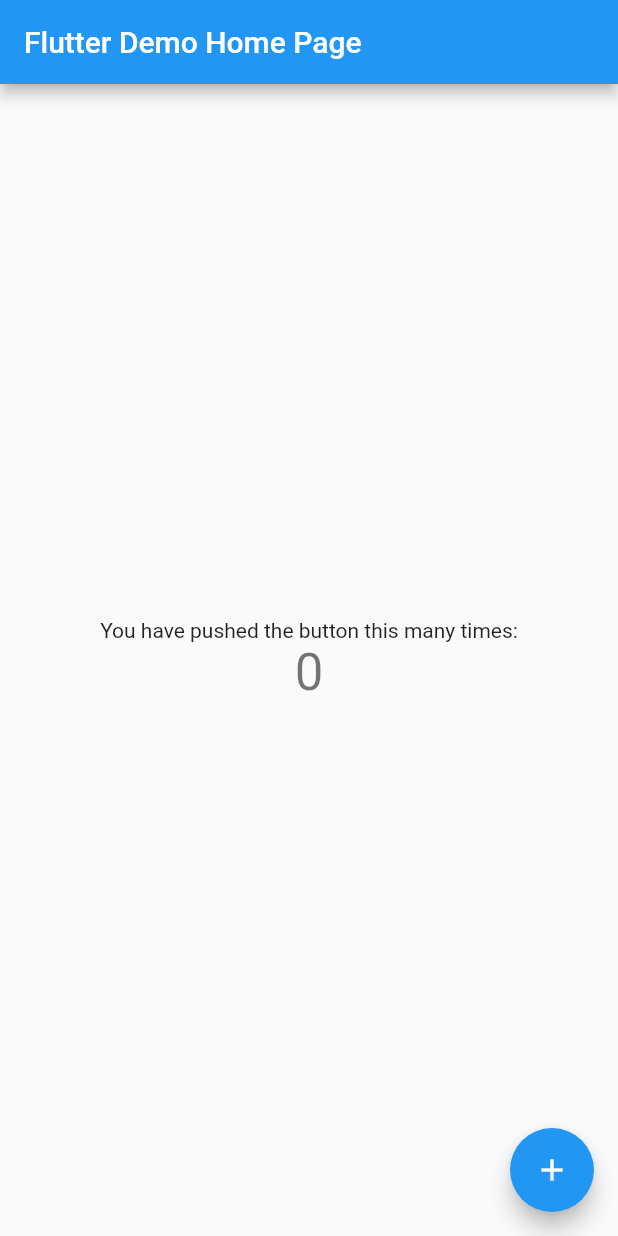
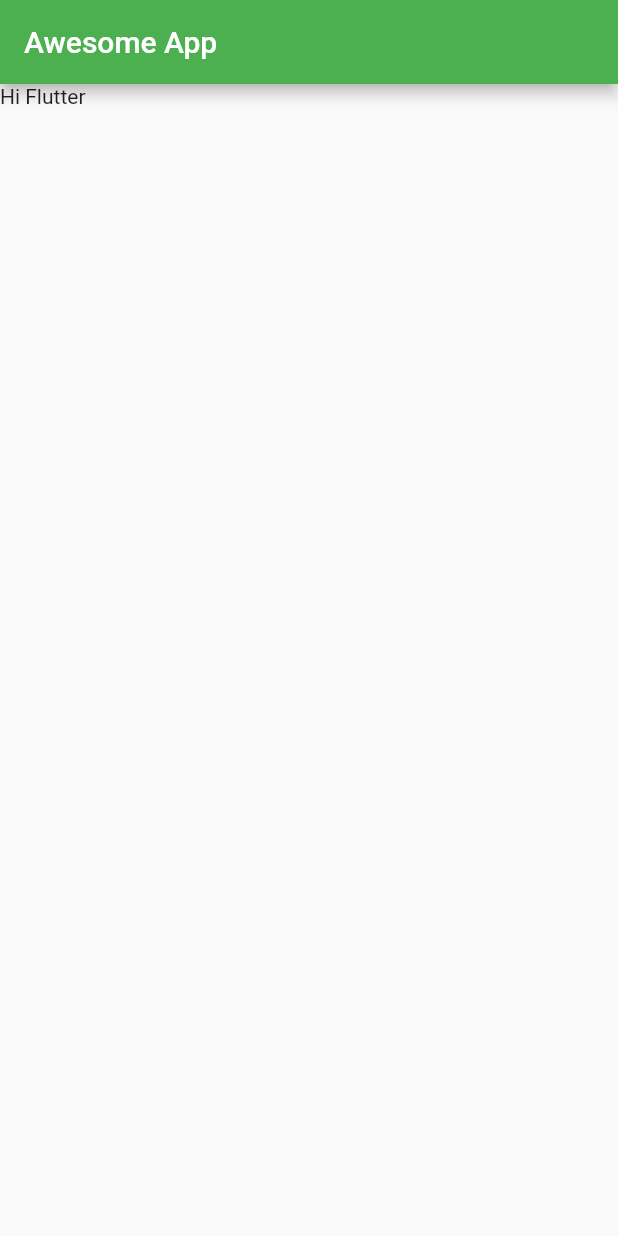
Before and after one commit to anhtuan23/fluter_awesome_app, a Flutter app: the screen it shows after launch, on a phone screen of 412 x 824 dp. Run offline on Flutter 3.47's test engine with Material 2 defaults, Android fonts, the phone set to English and light mode, and no system bars.

Commit message:
chap1 completed

```diff
--- a/lib/main.dart
+++ b/lib/main.dart
@@ -1,117 +1,22 @@
+import 'package:flutter/material.dart';
+
 import 'package:flutter/material.dart';
 
 void main() {
-  runApp(MyApp());
+  runApp(MaterialApp(
+    home: HomePage(),
+    theme: ThemeData(primarySwatch: Colors.green),
+  ));
 }
 
-class MyApp extends StatelessWidget {
-  // This widget is the root of your application.
+class HomePage extends StatelessWidget {
   @override
   Widget build(BuildContext context) {
-    return MaterialApp(
-      title: 'Flutter Demo',
-      theme: ThemeData(
-        // This is the theme of your application.
-        //
-        // Try running your application with "flutter run". You'll see the
-        // application has a blue toolbar. Then, without quitting the app, try
-        // changing the primarySwatch below to Colors.green and then invoke
-        // "hot reload" (press "r" in the console where you ran "flutter run",
-        // or simply save your changes to "hot reload" in a Flutter IDE).
-        // Notice that the counter didn't reset back to zero; the application
-        // is not restarted.
-        primarySwatch: Colors.blue,
-        // This makes the visual density adapt to the platform that you run
-        // the app on. For desktop platforms, the controls will be smaller and
-        // closer together (more dense) than on mobile platforms.
-        visualDensity: VisualDensity.adaptivePlatformDensity,
+    return Scaffold(
+      appBar: AppBar(
+        title: Text("Awesome App"),
       ),
-      home: MyHomePage(title: 'Flutter Demo Home Page'),
+      body: Container(child: Text("Hi Flutter")),
     );
   }
 }
-
-class MyHomePage extends StatefulWidget {
-  MyHomePage({Key key, this.title}) : super(key: key);
-
-  // This widget is the home page of your application. It is stateful, meaning
-  // that it has a State object (defined below) that contains fields that affect
-  // how it looks.
-
-  // This class is the configuration for the state. It holds the values (in this
-  // case the title) provided by the parent (in this case the App widget) and
-  // used by the build method of the State. Fields in a Widget subclass are
-  // always marked "final".
-
-  final String title;
-
-  @override
-  _MyHomePageState createState() => _MyHomePageState();
-}
-
-class _MyHomePageState extends State<MyHomePage> {
-  int _counter = 0;
-
-  void _incrementCounter() {
-    setState(() {
-      // This call to setState tells the Flutter framework that something has
-      // changed in this State, which causes it to rerun the build method below
-      // so that the display can reflect the updated values. If we changed
-      // _counter without calling setState(), then the build method would not be
-      // called again, and so nothing would appear to happen.
-      _counter++;
-    });
-  }
-
-  @override
-  Widget build(BuildContext context) {
-    // This method is rerun every time setState is called, for instance as done
-    // by the _incrementCounter method above.
-    //
-    // The Flutter framework has been optimized to make rerunning build methods
-    // fast, so that you can just rebuild anything that needs updating rather
-    // than having to individually change instances of widgets.
-    return Scaffold(
-      appBar: AppBar(
-        // Here we take the value from the MyHomePage object that was created by
-        // the App.build method, and use it to set our appbar title.
-        title: Text(widget.title),
-      ),
-      body: Center(
-        // Center is a layout widget. It takes a single child and positions it
-        // in the middle of the parent.
-        child: Column(
-          // Column is also a layout widget. It takes a list of children and
-          // arranges them vertically. By default, it sizes itself to fit its
-          // children horizontally, and tries to be as tall as its parent.
-          //
-          // Invoke "debug painting" (press "p" in the console, choose the
-          // "Toggle Debug Paint" action from the Flutter Inspector in Android
-          // Studio, or the "Toggle Debug Paint" command in Visual Studio Code)
-          // to see the wireframe for each widget.
-          //
-          // Column has various properties to control how it sizes itself and
-          // how it positions its children. Here we use mainAxisAlignment to
-          // center the children vertically; the main axis here is the vertical
-          // axis because Columns are vertical (the cross axis would be
-          // horizontal).
-          mainAxisAlignment: MainAxisAlignment.center,
-          children: <Widget>[
-            Text(
-              'You have pushed the button this many times:',
-            ),
-            Text(
-              '$_counter',
-              style: Theme.of(context).textTheme.headline4,
-            ),
-          ],
-        ),
-      ),
-      floatingActionButton: FloatingActionButton(
-        onPressed: _incrementCounter,
-        tooltip: 'Increment',
-        child: Icon(Icons.add),
-      ), // This trailing comma makes auto-formatting nicer for build methods.
-    );
-  }
-}
```
